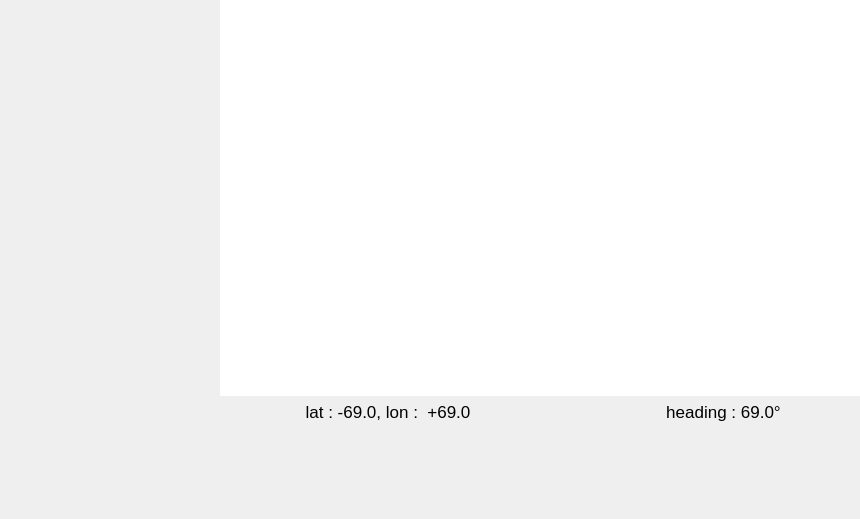
This is rover_gui/ui/navigation.ui in robotique-udes/rover as Qt 5 draws it before an edit; both pictures show x 0 to 860 and y 290 to 809 of the 1012 by 809 pixel window. The edited form follows.
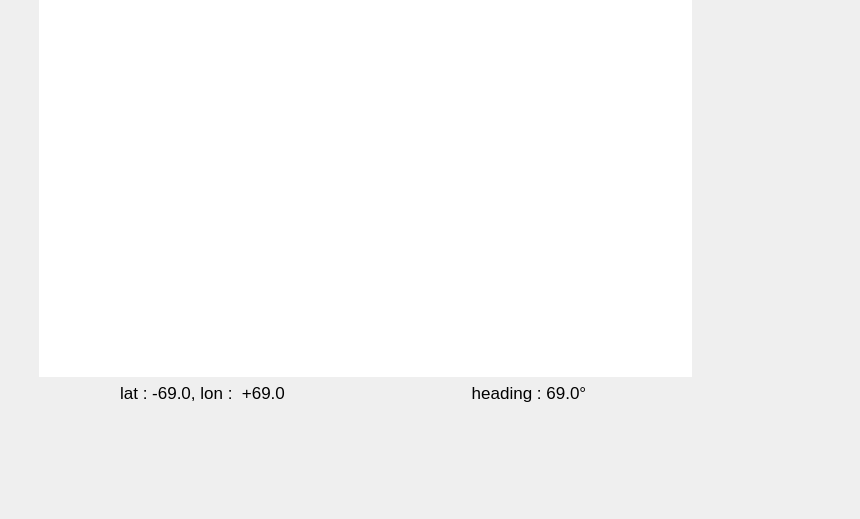
This is the edited form.

Commit message: little doc on setuptools

Patch:
```diff
--- a/rover_gui/ui/navigation.ui
+++ b/rover_gui/ui/navigation.ui
@@ -16,8 +16,8 @@
   <widget class="QLabel" name="lb_rover_icon">
    <property name="geometry">
     <rect>
-     <x>390</x>
-     <y>360</y>
+     <x>200</x>
+     <y>350</y>
      <width>25</width>
      <height>25</height>
     </rect>
@@ -32,8 +32,8 @@
   <widget class="QFrame" name="frame">
    <property name="geometry">
     <rect>
-     <x>220</x>
-     <y>41</y>
+     <x>30</x>
+     <y>31</y>
      <width>671</width>
      <height>671</height>
     </rect>
@@ -45,18 +45,6 @@
     <enum>QFrame::Raised</enum>
    </property>
    <layout class="QVBoxLayout" name="verticalLayout">
-    <property name="leftMargin">
-     <number>0</number>
-    </property>
-    <property name="topMargin">
-     <number>0</number>
-    </property>
-    <property name="rightMargin">
-     <number>0</number>
-    </property>
-    <property name="bottomMargin">
-     <number>0</number>
-    </property>
     <item>
      <widget class="QGraphicsView" name="gv_map">
       <property name="autoFillBackground">
```
The commit also changes 1 other file.
